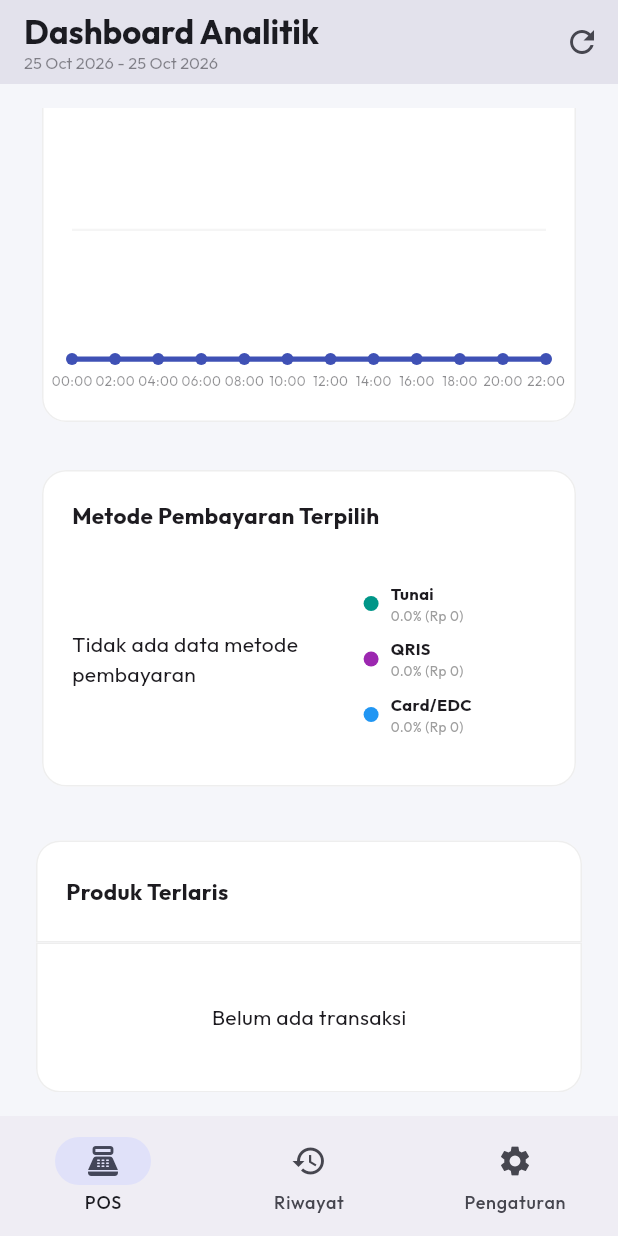
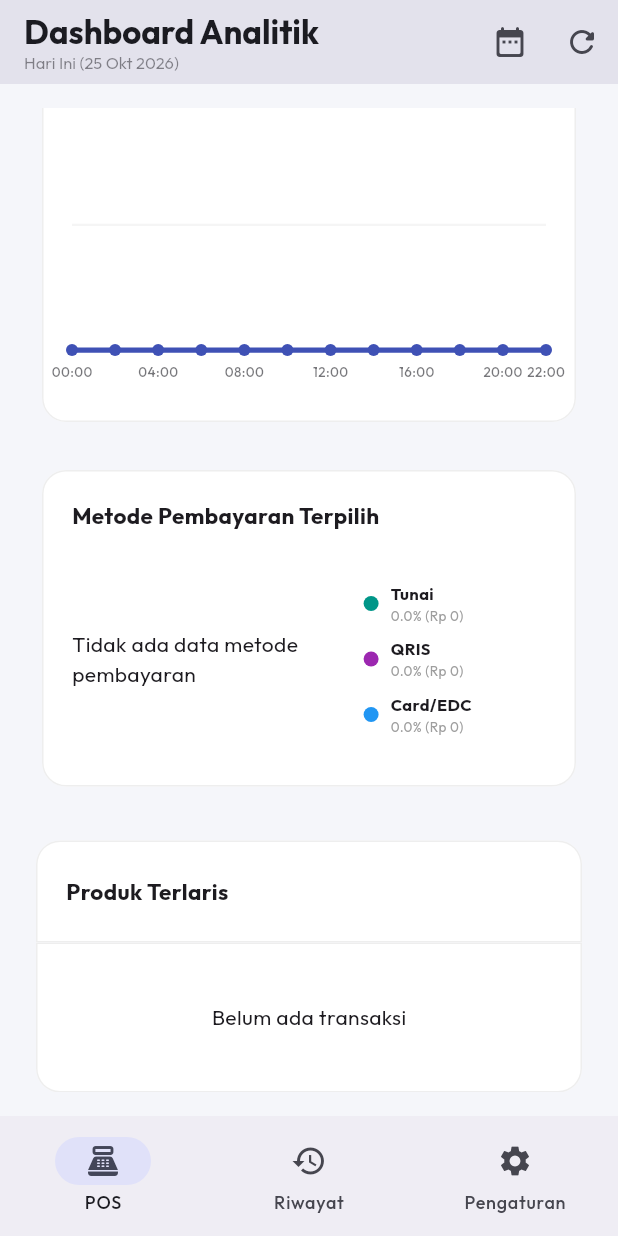
Before and after one commit to jhonwick88/tokopintar, a Flutter app: the DashboardScreen screen opened by its route, scrolled down 715 dp, on a phone screen of 412 x 824 dp. Run offline on Flutter 3.47's test engine with Material 3 defaults, Android fonts, the phone set to English and light mode, and no system bars; drawn by our look-alikes of fl_chart; our stand-ins replace audioplayers, cloud_firestore, dio, file_picker, firebase_core, flutter_dotenv and 11 more; missing offline and left inert: dart:ffi, dart:html, excel, mobile_scanner, print_bluetooth_thermal; accounts and stored records are empty; network calls fail.

Commit message:
fix: filter tanggal dashboard analitik dan laporan penjualan

```diff
--- a/lib/presentation/screens/dashboard_screen.dart
+++ b/lib/presentation/screens/dashboard_screen.dart
@@ -20,6 +20,8 @@ class _DashboardScreenState extends ConsumerState<DashboardScreen> {
   late final ScrollController _scrollController;
   int _leaderboardLimit = 10;
   int _totalTopItems = 0;
+  String _selectedPreset = 'today'; // 'all', 'today', 'yesterday', 'last7days', 'last30days', 'thismonth', 'custom'
+  DateTimeRange? _customDateRange;
 
   @override
   void initState() {
@@ -27,12 +29,88 @@ class _DashboardScreenState extends ConsumerState<DashboardScreen> {
     _scrollController = ScrollController()..addListener(_onScroll);
     WidgetsBinding.instance.addPostFrameCallback((_) {
       _checkAndPromptPermissions();
+      _applyDatePreset('today');
+    });
+  }
+
+  void _applyDatePreset(String preset) {
+    setState(() {
+      _selectedPreset = preset;
+      _leaderboardLimit = 10;
+    });
+
     final now = DateTime.now();
-      ref.read(salesHistoryNotifierProvider.notifier).updateDateFilter(
-        DateTime(now.year, now.month, now.day),
-        DateTime(now.year, now.month, now.day, 23, 59, 59),
+    DateTime? start;
+    DateTime? end = DateTime(now.year, now.month, now.day, 23, 59, 59, 999);
+
+    switch (preset) {
+      case 'all':
+        start = null;
+        end = null;
+        break;
+      case 'today':
+        start = DateTime(now.year, now.month, now.day, 0, 0, 0, 0);
+        break;
+      case 'yesterday':
+        final yesterday = now.subtract(const Duration(days: 1));
+        start = DateTime(yesterday.year, yesterday.month, yesterday.day, 0, 0, 0, 0);
+        end = DateTime(yesterday.year, yesterday.month, yesterday.day, 23, 59, 59, 999);
+        break;
+      case 'last7days':
+        final d7 = now.subtract(const Duration(days: 6));
+        start = DateTime(d7.year, d7.month, d7.day, 0, 0, 0, 0);
+        break;
+      case 'last30days':
+        final d30 = now.subtract(const Duration(days: 29));
+        start = DateTime(d30.year, d30.month, d30.day, 0, 0, 0, 0);
+        break;
+      case 'thismonth':
+        start = DateTime(now.year, now.month, 1, 0, 0, 0, 0);
+        break;
+      case 'custom':
+        if (_customDateRange != null) {
+          start = DateTime(_customDateRange!.start.year, _customDateRange!.start.month, _customDateRange!.start.day, 0, 0, 0, 0);
+          end = DateTime(_customDateRange!.end.year, _customDateRange!.end.month, _customDateRange!.end.day, 23, 59, 59, 999);
+        } else {
+          start = DateTime(now.year, now.month, now.day, 0, 0, 0, 0);
+        }
+        break;
+      default:
+        start = DateTime(now.year, now.month, now.day, 0, 0, 0, 0);
+    }
+
+    ref.read(salesHistoryNotifierProvider.notifier).updateDateFilter(start, end);
+  }
+
+  Future<void> _pickCustomDateRange() async {
+    final now = DateTime.now();
+    final picked = await showDateRangePicker(
+      context: context,
+      firstDate: DateTime(2020),
+      lastDate: DateTime(now.year + 2),
+      initialDateRange: _customDateRange ??
+          DateTimeRange(
+            start: DateTime(now.year, now.month, now.day).subtract(const Duration(days: 7)),
+            end: now,
+          ),
+      builder: (context, child) {
+        return Theme(
+          data: Theme.of(context).copyWith(
+            colorScheme: Theme.of(context).colorScheme.copyWith(
+                  primary: Theme.of(context).colorScheme.primary,
+                ),
+          ),
+          child: child!,
         );
+      },
+    );
+
+    if (picked != null) {
+      setState(() {
+        _customDateRange = picked;
       });
+      _applyDatePreset('custom');
+    }
   }
 
   Future<void> _checkAndPromptPermissions() async {
@@ -75,9 +153,13 @@ class _DashboardScreenState extends ConsumerState<DashboardScreen> {
     final now = DateTime.now();
 
     final completedSales = salesState.sales.where((s) {
-      if (s.status != 'completed') return false;
-      if (salesState.startDate != null && s.date.isBefore(salesState.startDate!)) return false;
-      if (salesState.endDate != null && s.date.isAfter(salesState.endDate!)) return false;
+      final statusLower = s.status.toLowerCase().trim();
+      if (statusLower == 'voided' || statusLower == 'refunded' || statusLower == 'cancelled') {
+        return false;
+      }
+      final saleDate = s.date.toLocal();
+      if (salesState.startDate != null && saleDate.isBefore(salesState.startDate!)) return false;
+      if (salesState.endDate != null && saleDate.isAfter(salesState.endDate!)) return false;
       return true;
     }).toList();
 
@@ -97,12 +179,30 @@ class _DashboardScreenState extends ConsumerState<DashboardScreen> {
       totalDiscounts += sale.discount;
 
       // Payment grouping
-      if (sale.paymentMethod == 'cash') {
+      final pm = sale.paymentMethod.toLowerCase().trim();
+      if (sale.payments.isNotEmpty) {
+        for (var p in sale.payments) {
+          final subPm = p.paymentMethod.toLowerCase().trim();
+          if (subPm == 'cash' || subPm == 'tunai') {
+            cashTotal += p.amount;
+          } else if (subPm == 'qris') {
+            qrisTotal += p.amount;
+          } else if (subPm.contains('bank') || subPm.contains('transfer') || subPm.contains('card') || subPm.contains('edc') || subPm.contains('debit') || subPm.contains('credit')) {
+            bankTotal += p.amount;
+          } else {
+            cashTotal += p.amount;
+          }
+        }
+      } else {
+        if (pm == 'cash' || pm == 'tunai') {
           cashTotal += sale.grandTotal;
-      } else if (sale.paymentMethod == 'qris') {
+        } else if (pm == 'qris') {
           qrisTotal += sale.grandTotal;
-      } else if (sale.paymentMethod == 'bank') {
+        } else if (pm.contains('bank') || pm.contains('transfer') || pm.contains('card') || pm.contains('edc') || pm.contains('debit') || pm.contains('credit')) {
           bankTotal += sale.grandTotal;
+        } else {
+          cashTotal += sale.grandTotal;
+        }
       }
 
       // Group items for leaderboard
@@ -133,71 +233,70 @@ class _DashboardScreenState extends ConsumerState<DashboardScreen> {
     _totalTopItems = topItems.length;
 
     // 2. Generate dynamic line chart spots based on active range
-    final start = salesState.startDate ?? (completedSales.isEmpty ? now.subtract(const Duration(days: 30)) : completedSales.last.date);
+    final start = salesState.startDate ?? (completedSales.isEmpty ? now.subtract(const Duration(days: 30)) : completedSales.last.date.toLocal());
     final end = salesState.endDate ?? now;
     final diffDays = end.difference(start).inDays;
 
     final Map<String, double> chartData = {};
 
-    if (diffDays <= 1) {
+    if (_selectedPreset == 'today' || _selectedPreset == 'yesterday' || diffDays <= 1) {
       // Group by hours (e.g. 0-23 in steps of 2)
       for (int h = 0; h < 24; h += 2) {
         chartData['${h.toString().padLeft(2, '0')}:00'] = 0.0;
       }
       for (var sale in completedSales) {
-        final hour = (sale.date.hour ~/ 2) * 2;
+        final localDate = sale.date.toLocal();
+        final hour = (localDate.hour ~/ 2) * 2;
         final key = '${hour.toString().padLeft(2, '0')}:00';
         if (chartData.containsKey(key)) {
           chartData[key] = chartData[key]! + sale.grandTotal;
         }
       }
-    } else if (diffDays <= 7) {
-      // Group by date (DD/MM)
-      for (int i = diffDays; i >= 0; i--) {
-        final d = end.subtract(Duration(days: i));
-        final key = DateFormat('dd/MM').format(d);
+    } else if (diffDays <= 31 && _selectedPreset != 'all') {
+      // Group by exact date (dd/MM) for each day in range
+      final startDay = DateTime(start.year, start.month, start.day);
+      final endDay = DateTime(end.year, end.month, end.day);
+      DateTime current = startDay;
+      while (!current.isAfter(endDay)) {
+        final key = DateFormat('dd/MM').format(current);
         chartData[key] = 0.0;
+        current = current.add(const Duration(days: 1));
       }
       for (var sale in completedSales) {
-        final key = DateFormat('dd/MM').format(sale.date);
+        final key = DateFormat('dd/MM').format(sale.date.toLocal());
         if (chartData.containsKey(key)) {
           chartData[key] = chartData[key]! + sale.grandTotal;
         }
       }
-    } else if (diffDays <= 31) {
-      // Group by date (DD/MM) with step of 2 or 1
-      final step = diffDays > 15 ? 2 : 1;
-      for (int i = diffDays; i >= 0; i -= step) {
-        final d = end.subtract(Duration(days: i));
-        final key = DateFormat('dd/MM').format(d);
-        chartData[key] = 0.0;
-      }
-      for (var sale in completedSales) {
-        final key = DateFormat('dd/MM').format(sale.date);
-        String? closestKey;
-        int minDiff = 999999;
-        for (var k in chartData.keys) {
-          final parts = k.split('/');
-          final kDay = int.parse(parts[0]);
-          final diff = (sale.date.day - kDay).abs();
-          if (diff < minDiff) {
-            minDiff = diff;
-            closestKey = k;
-          }
-        }
-        if (closestKey != null) {
-          chartData[closestKey] = chartData[closestKey]! + sale.grandTotal;
-        }
-      }
     } else {
       // Group by month
-      for (int i = 5; i >= 0; i--) {
-        final d = DateTime(now.year, now.month - i, 1);
-        final key = DateFormat('MMM yy').format(d);
+      DateTime startMonth;
+      DateTime endMonth;
+      if (completedSales.isNotEmpty) {
+        final firstDate = completedSales.map((s) => s.date.toLocal()).reduce((a, b) => a.isBefore(b) ? a : b);
+        final lastDate = completedSales.map((s) => s.date.toLocal()).reduce((a, b) => a.isAfter(b) ? a : b);
+        startMonth = DateTime(firstDate.year, firstDate.month, 1);
+        endMonth = DateTime(lastDate.year, lastDate.month, 1);
+      } else {
+        startMonth = DateTime(now.year, now.month - 5, 1);
+        endMonth = DateTime(now.year, now.month, 1);
+      }
+
+      // Ensure at least 3 months for good chart visuals
+      int monthSpan = (endMonth.year - startMonth.year) * 12 + (endMonth.month - startMonth.month) + 1;
+      if (monthSpan < 3) {
+        startMonth = DateTime(endMonth.year, endMonth.month - 2, 1);
+      }
+
+      DateTime curM = startMonth;
+      while (!curM.isAfter(endMonth)) {
+        final key = DateFormat('MMM yy', 'id_ID').format(curM);
         chartData[key] = 0.0;
+        curM = DateTime(curM.year, curM.month + 1, 1);
       }
+
       for (var sale in completedSales) {
-        final key = DateFormat('MMM yy').format(sale.date);
+        final key = DateFormat('MMM yy', 'id_ID').format(sale.date.toLocal());
         if (chartData.containsKey(key)) {
           chartData[key] = chartData[key]! + sale.grandTotal;
         }
@@ -213,8 +312,19 @@ class _DashboardScreenState extends ConsumerState<DashboardScreen> {
     final double maxVal = chartData.values.fold(100000.0, (prev, val) => val > prev ? val : prev);
 
     String dateRangeStr = 'Semua Waktu';
-    if (salesState.startDate != null && salesState.endDate != null) {
-      dateRangeStr = '${DateFormat('dd MMM yyyy').format(salesState.startDate!)} - ${DateFormat('dd MMM yyyy').format(salesState.endDate!)}';
+    if (_selectedPreset == 'today') {
+      dateRangeStr = 'Hari Ini (${DateFormat('dd MMM yyyy', 'id_ID').format(now)})';
+    } else if (_selectedPreset == 'yesterday') {
+      final y = now.subtract(const Duration(days: 1));
+      dateRangeStr = 'Kemarin (${DateFormat('dd MMM yyyy', 'id_ID').format(y)})';
+    } else if (_selectedPreset == 'last7days') {
+      dateRangeStr = '7 Hari Terakhir';
+    } else if (_selectedPreset == 'last30days') {
+      dateRangeStr = '30 Hari Terakhir';
+    } else if (_selectedPreset == 'thismonth') {
+      dateRangeStr = 'Bulan Ini (${DateFormat('MMMM yyyy', 'id_ID').format(now)})';
+    } else if (salesState.startDate != null && salesState.endDate != null) {
+      dateRangeStr = '${DateFormat('dd MMM yyyy', 'id_ID').format(salesState.startDate!)} - ${DateFormat('dd MMM yyyy', 'id_ID').format(salesState.endDate!)}';
     }
 
     final width = MediaQuery.of(context).size.width;
@@ -238,7 +348,12 @@ class _DashboardScreenState extends ConsumerState<DashboardScreen> {
           centerTitle: false,
           actions: [
             IconButton(
-              icon: const Icon(Icons.refresh),
+              icon: const Icon(Icons.date_range_rounded),
+              onPressed: _pickCustomDateRange,
+              tooltip: 'Pilih Rentang Tanggal',
+            ),
+            IconButton(
+              icon: const Icon(Icons.refresh_rounded),
               onPressed: () {
                 ref.read(salesHistoryNotifierProvider.notifier).fetchSales();
               },
@@ -495,39 +610,7 @@ class _DashboardScreenState extends ConsumerState<DashboardScreen> {
     );
   }
 
-  void _updateFilter(VoidCallback updateCallback) {
-    setState(() {
-      _leaderboardLimit = 10;
-    });
-    updateCallback();
-  }
-
   Widget _buildFilterChips(BuildContext context, SalesHistoryState salesState) {
-    final notifier = ref.read(salesHistoryNotifierProvider.notifier);
-    final now = DateTime.now();
-    final todayStart = DateTime(now.year, now.month, now.day);
-
-    String activeFilter = 'all';
-    if (salesState.startDate != null && salesState.endDate != null) {
-      final start = salesState.startDate!;
-      final end = salesState.endDate!;
-      final startZero = DateTime(start.year, start.month, start.day);
-      final endZero = DateTime(end.year, end.month, end.day);
-      final diffDays = endZero.difference(startZero).inDays;
-
-      if (startZero.year == todayStart.year && startZero.month == todayStart.month && startZero.day == todayStart.day) {
-        activeFilter = 'today';
-      } else if (diffDays == 6 && endZero.year == todayStart.year && endZero.month == todayStart.month && endZero.day == todayStart.day) {
-        activeFilter = '7days';
-      } else if (diffDays == 29 && endZero.year == todayStart.year && endZero.month == todayStart.month && endZero.day == todayStart.day) {
-        activeFilter = '30days';
-      } else if (startZero.year == now.year && startZero.month == now.month && startZero.day == 1) {
-        activeFilter = 'month';
-      } else {
-        activeFilter = 'custom';
-      }
-    }
-
     return SingleChildScrollView(
       scrollDirection: Axis.horizontal,
       child: Container(
@@ -541,70 +624,48 @@ class _DashboardScreenState extends ConsumerState<DashboardScreen> {
             _buildSegmentItem(
               context: context,
               label: 'Semua',
-              isSelected: activeFilter == 'all',
-              onTap: () => _updateFilter(() => notifier.updateDateFilter(null, null)),
+              isSelected: _selectedPreset == 'all',
+              onTap: () => _applyDatePreset('all'),
             ),
             _buildSegmentItem(
               context: context,
               label: 'Hari Ini',
-              isSelected: activeFilter == 'today',
-              onTap: () {
-                final end = DateTime(now.year, now.month, now.day, 23, 59, 59);
-                _updateFilter(() => notifier.updateDateFilter(todayStart, end));
-              },
+              isSelected: _selectedPreset == 'today',
+              onTap: () => _applyDatePreset('today'),
+            ),
+            _buildSegmentItem(
+              context: context,
+              label: 'Kemarin',
+              isSelected: _selectedPreset == 'yesterday',
+              onTap: () => _applyDatePreset('yesterday'),
             ),
             _buildSegmentItem(
               context: context,
               label: '7 Hari',
-              isSelected: activeFilter == '7days',
-              onTap: () {
-                final start = todayStart.subtract(const Duration(days: 6));
-                final end = DateTime(now.year, now.month, now.day, 23, 59, 59);
-                _updateFilter(() => notifier.updateDateFilter(start, end));
-              },
+              isSelected: _selectedPreset == 'last7days',
+              onTap: () => _applyDatePreset('last7days'),
             ),
             _buildSegmentItem(
               context: context,
               label: '30 Hari',
-              isSelected: activeFilter == '30days',
-              onTap: () {
-                final start = todayStart.subtract(const Duration(days: 29));
-                final end = DateTime(now.year, now.month, now.day, 23, 59, 59);
-                _updateFilter(() => notifier.updateDateFilter(start, end));
-              },
+              isSelected: _selectedPreset == 'last30days',
+              onTap: () => _applyDatePreset('last30days'),
             ),
             _buildSegmentItem(
               context: context,
               label: 'Bulan Ini',
-              isSelected: activeFilter == 'month',
-              onTap: () {
-                final start = DateTime(now.year, now.month, 1);
-                final end = DateTime(now.year, now.month, now.day, 23, 59, 59);
-                _updateFilter(() => notifier.updateDateFilter(start, end));
-              },
+              isSelected: _selectedPreset == 'thismonth',
+              onTap: () => _applyDatePreset('thismonth'),
             ),
             GestureDetector(
-              onTap: () async {
-                final picked = await showDateRangePicker(
-                  context: context,
-                  firstDate: DateTime(2025),
-                  lastDate: DateTime(2030),
-                  initialDateRange: salesState.startDate != null && salesState.endDate != null
-                      ? DateTimeRange(start: salesState.startDate!, end: salesState.endDate!)
-                      : null,
-                );
-                if (picked != null) {
-                  final end = DateTime(picked.end.year, picked.end.month, picked.end.day, 23, 59, 59);
-                  _updateFilter(() => notifier.updateDateFilter(picked.start, end));
-                }
-              },
+              onTap: _pickCustomDateRange,
               child: AnimatedContainer(
                 duration: const Duration(milliseconds: 200),
                 padding: const EdgeInsets.symmetric(horizontal: 12, vertical: 8),
                 decoration: BoxDecoration(
-                  color: activeFilter == 'custom' ? Theme.of(context).colorScheme.surface : Colors.transparent,
+                  color: _selectedPreset == 'custom' ? Theme.of(context).colorScheme.surface : Colors.transparent,
                   borderRadius: BorderRadius.circular(8),
-                  boxShadow: activeFilter == 'custom'
+                  boxShadow: _selectedPreset == 'custom'
                       ? [
                           BoxShadow(
                             color: Colors.black.withOpacity(0.05),
@@ -620,19 +681,19 @@ class _DashboardScreenState extends ConsumerState<DashboardScreen> {
                     Icon(
                       Icons.date_range_rounded,
                       size: 14,
-                      color: activeFilter == 'custom'
+                      color: _selectedPreset == 'custom'
                           ? Theme.of(context).colorScheme.primary
                           : Theme.of(context).colorScheme.onSurfaceVariant,
                     ),
                     const SizedBox(width: 4),
                     Text(
-                      activeFilter == 'custom'
+                      _selectedPreset == 'custom' && salesState.startDate != null && salesState.endDate != null
                           ? '${DateFormat('dd/MM').format(salesState.startDate!)} - ${DateFormat('dd/MM').format(salesState.endDate!)}'
                           : 'Kustom',
                       style: TextStyle(
                         fontSize: 12,
-                        fontWeight: activeFilter == 'custom' ? FontWeight.bold : FontWeight.w500,
-                        color: activeFilter == 'custom'
+                        fontWeight: _selectedPreset == 'custom' ? FontWeight.bold : FontWeight.w500,
+                        color: _selectedPreset == 'custom'
                             ? Theme.of(context).colorScheme.primary
                             : Theme.of(context).colorScheme.onSurfaceVariant,
                       ),
@@ -876,21 +937,32 @@ class _DashboardScreenState extends ConsumerState<DashboardScreen> {
                           bottomTitles: AxisTitles(
                             sideTitles: SideTitles(
                               showTitles: true,
+                              reservedSize: 28,
                               getTitlesWidget: (val, meta) {
                                 final idx = val.toInt();
-                                if (idx >= 0 && idx < entries.length) {
+                                if (idx < 0 || idx >= entries.length) {
+                                  return const SizedBox();
+                                }
+                                int interval = 1;
+                                if (entries.length > 20) {
+                                  interval = 4;
+                                } else if (entries.length > 10) {
+                                  interval = 2;
+                                }
+                                if (idx % interval != 0 && idx != entries.length - 1) {
+                                  return const SizedBox();
+                                }
                                 return Padding(
                                   padding: const EdgeInsets.only(top: 8.0),
                                   child: Text(
                                     entries[idx].key,
                                     style: TextStyle(
                                       fontSize: 9,
-                                        color: Theme.of(context).colorScheme.onSurface.withOpacity(0.5),
+                                      color: Theme.of(context).colorScheme.onSurface.withOpacity(0.6),
+                                      fontWeight: FontWeight.w500,
                                     ),
                                   ),
                                 );
-                                }
-                                return const SizedBox();
                               },
                             ),
                           ),
```
Also changed, not shown: lib/presentation/screens/sales_report_screen.dart (+8 -4 lines), 1 other file. Lines whose indentation alone changed are shown as unchanged.
